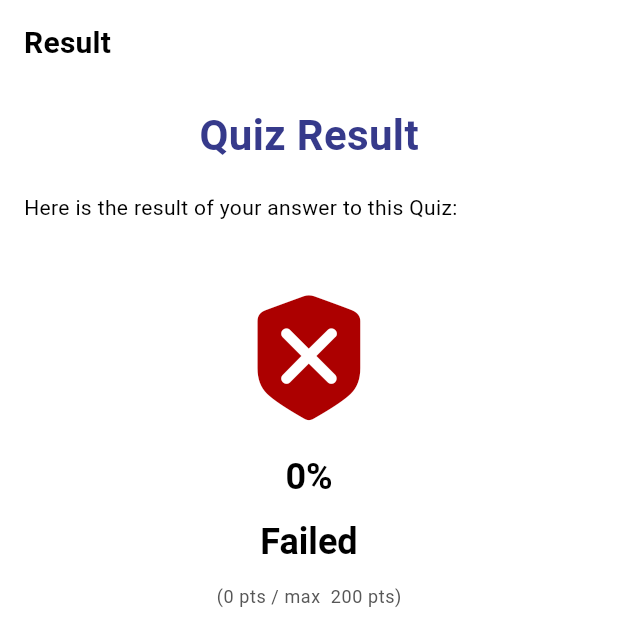
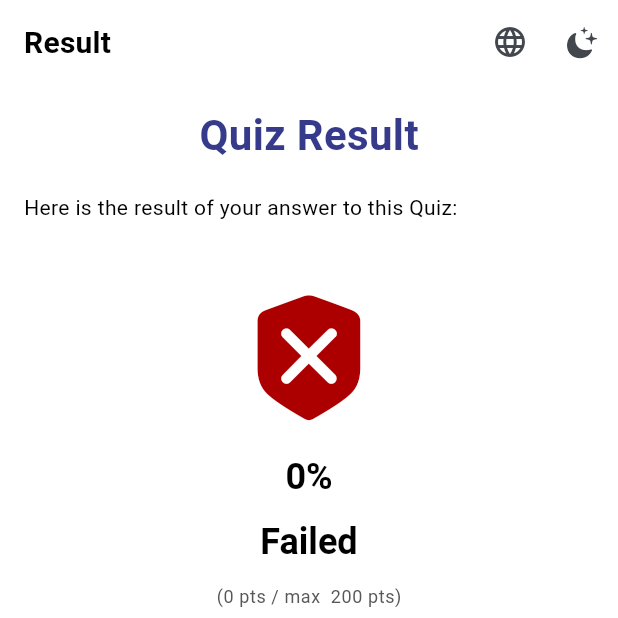
Before and after one commit to B3n-d1v3/diving_rules_hybrid, a Flutter app: the ScreenQuizResult screen opened directly, on a phone screen of 412 x 824 dp, the top half of it. Run offline on Flutter 3.47's test engine with Material 2 defaults, Android fonts, the phone set to English and light mode, and no system bars; our stand-ins replace flutter_svg, get, package_info_plus, share_plus, shared_preferences; missing offline and left inert: syncfusion_flutter_pdfviewer; accounts and stored records are empty; generated files the repository leaves out were written again.

Commit message:
updated the language selection to be available in all screens

```diff
--- a/lib/nav_penalty_list/screen_penalty_details.dart
+++ b/lib/nav_penalty_list/screen_penalty_details.dart
@@ -5,11 +5,13 @@ import 'package:flutter_gen/gen_l10n/diving_rules_localizations.dart';
 
 import '../buttons/button_ownership.dart';
 import '../buttons/button_penalties.dart';
+import '../l10n/language_selector.dart';
 import '../l10n/penalty_description_l10n.dart';
 import '../models/globals.dart';
 import '../models/sanction_model.dart';
 import '../models/token_spacing.dart';
 import '../theme/dr_colors.dart';
+import '../theme/theme_selector.dart';
 
 class PagePenaltyDescription extends StatefulWidget {
   int index;
@@ -36,6 +38,7 @@ class _PagePenaltyDescriptionState extends State<PagePenaltyDescription> {
     return Scaffold(
       appBar: AppBar(
         title: Text(AppLocalizations.of(context)!.penaltiesListTitle),
+        actions: [LanguageSelector(), ThemeSelector()],
       ),
       //   // Retrieves the screen size
       //   width: MediaQuery.of(context).size.width,
--- a/lib/nav_quiz/screen_quiz_correction_list.dart
+++ b/lib/nav_quiz/screen_quiz_correction_list.dart
@@ -7,8 +7,10 @@ import 'package:flutter_gen/gen_l10n/diving_rules_localizations.dart';
 import 'package:get/get.dart';
 
 import '../buttons/quiz_correction_icon.dart';
+import '../l10n/language_selector.dart';
 import '../l10n/penalty_description_l10n.dart';
 import '../models/quiz_button_status.dart';
+import '../theme/theme_selector.dart';
 
 //import 'package:get/get.dart';
 
@@ -27,6 +29,7 @@ class _ScreenCorrectionListState extends State<ScreenCorrectionList> {
     return Scaffold(
         appBar: AppBar(
           title: Text(AppLocalizations.of(context)!.quizzCorrectionListHeader),
+          actions: [LanguageSelector(), ThemeSelector()],
         ),
         body: SafeArea(
             child: ListView.builder(
--- a/lib/nav_quiz/screen_quiz_question.dart
+++ b/lib/nav_quiz/screen_quiz_question.dart
@@ -7,6 +7,7 @@ import 'package:get/get.dart';
 
 import '../buttons/button_ownership.dart';
 import '../buttons/button_penalties.dart';
+import '../l10n/language_selector.dart';
 import '../l10n/penalty_description_l10n.dart';
 import '../models/globals.dart';
 import '../models/quiz_button_status.dart';
@@ -14,6 +15,7 @@ import '../models/quiz_model.dart';
 import '../models/quiz_score.dart';
 import '../models/token_spacing.dart';
 import '../theme/dr_colors.dart';
+import '../theme/theme_selector.dart';
 
 class ScreenQuizQuestion extends StatefulWidget {
   int index;
@@ -34,6 +36,7 @@ class _ScreenQuizQuestionState extends State<ScreenQuizQuestion> {
     return Scaffold(
       appBar: AppBar(
         title: Text(AppLocalizations.of(context)!.quizzQuestionHeader),
+        actions: [LanguageSelector(), ThemeSelector()],
       ),
       body: SafeArea(
         child: Scrollbar(
--- a/lib/nav_quiz/screen_quiz_result.dart
+++ b/lib/nav_quiz/screen_quiz_result.dart
@@ -6,11 +6,13 @@ import 'package:flutter/material.dart';
 import 'package:flutter_gen/gen_l10n/diving_rules_localizations.dart';
 import 'package:get/get.dart';
 
+import '../l10n/language_selector.dart';
 import '../models/globals.dart';
 import '../models/quiz_button_status.dart';
 import '../models/quiz_model.dart';
 import '../models/token_spacing.dart';
 import '../theme/dr_colors.dart';
+import '../theme/theme_selector.dart';
 
 class ScreenQuizResult extends StatefulWidget {
   const ScreenQuizResult({Key? key}) : super(key: key);
@@ -25,6 +27,7 @@ class _ScreenQuizResultState extends State<ScreenQuizResult> {
     return Scaffold(
       appBar: AppBar(
         title: Text(AppLocalizations.of(context)!.quizzResultHeader),
+        actions: [LanguageSelector(), ThemeSelector()],
       ),
       body: SafeArea(
         child: Scrollbar(
--- a/pubspec.yaml
+++ b/pubspec.yaml
@@ -17,7 +17,7 @@ publish_to: 'none' # Remove this line if you wish to publish to pub.dev
 # https://developer.apple.com/library/archive/documentation/General/Reference/InfoPlistKeyReference/Articles/CoreFoundationKeys.html
 # In Windows, build-name is used as the major, minor, and patch parts
 # of the product and file versions while build-number is used as the build suffix.
-version: 2.0.0+4
+version: 2.0.0+5
 
 environment:
   sdk: '>=2.18.4 <3.0.0'
```
